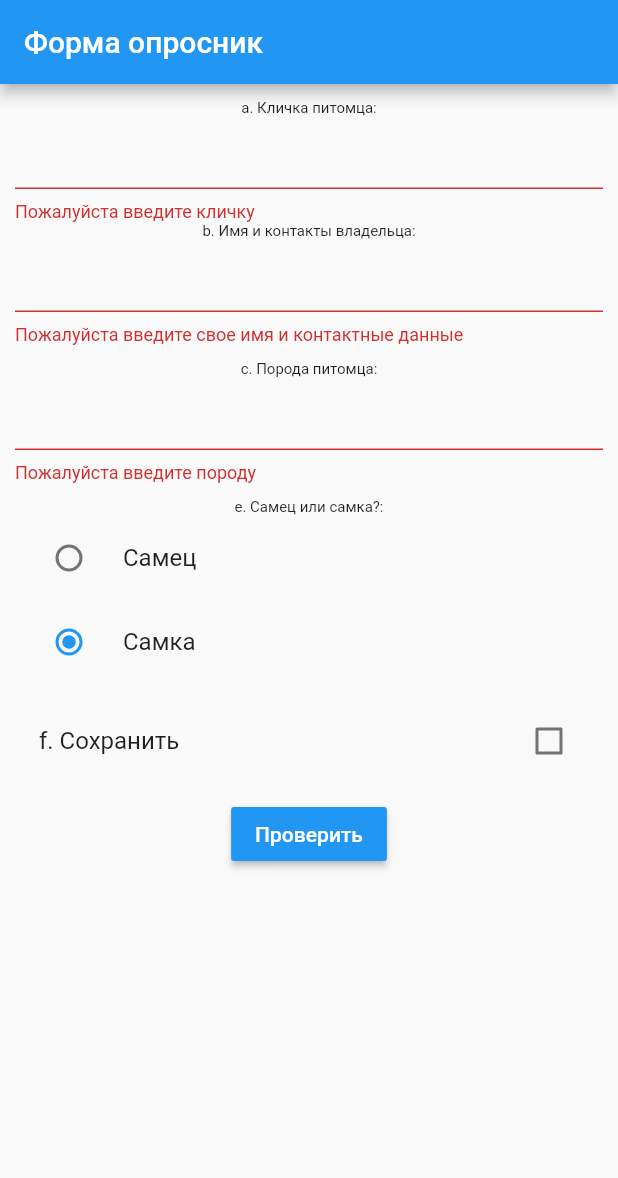
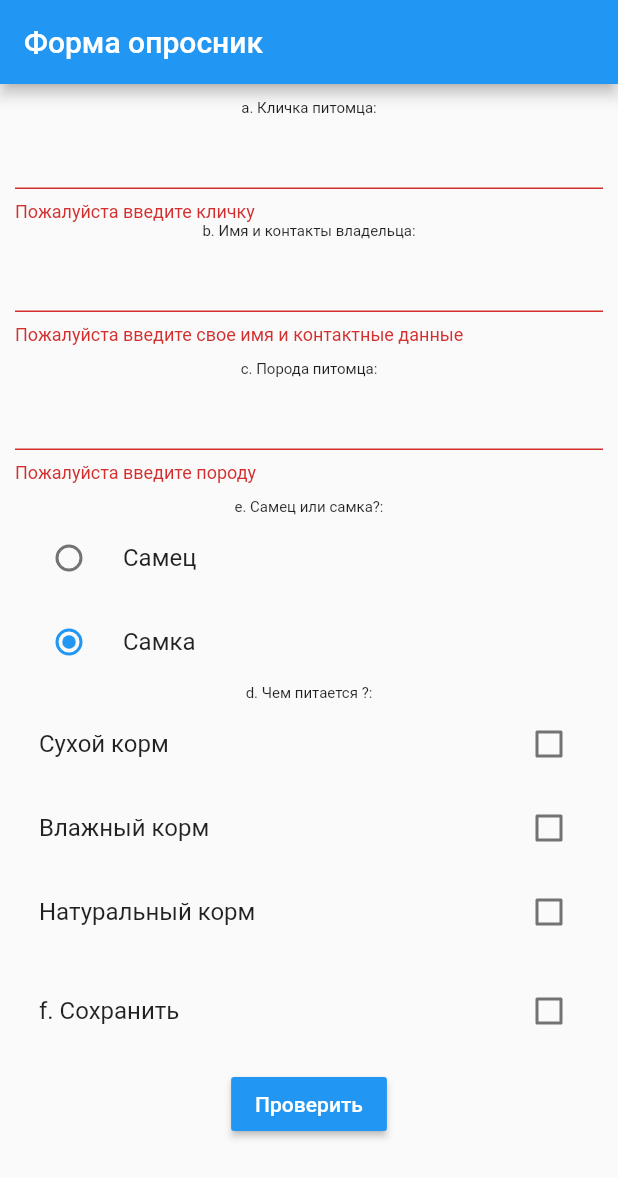
Before and after one commit to InnaKotlove/questionnaire, a Flutter app: the screen it shows after launch, after a tap on "Проверить", on a phone screen of 412 x 824 dp. Shown: the top 1178 px of the screen. Run offline on Flutter 3.47's test engine with Material 2 defaults, Android fonts, the phone set to English and light mode, and no system bars.

Commit message:
second commit

```diff
--- a/lib/main.dart
+++ b/lib/main.dart
@@ -1,6 +1,11 @@
 import 'package:flutter/material.dart';
 
 enum GenderList { male, female }
+
+void main() => runApp(MaterialApp(
+    debugShowCheckedModeBanner: false,
+    home: Scaffold(
+        appBar: AppBar(title: Text('Форма опросник')), body: MyForm())));
 
 class MyForm extends StatefulWidget {
   @override
@@ -11,43 +16,49 @@ class MyFormState extends State {
   final _formKey = GlobalKey<FormState>();
   GenderList _gender = GenderList.female;
   bool _agreement = false;
+  bool _dryFood = false;
+  bool _wetFood = false;
+  bool _otherFood = false;
 
+  @override
   Widget build(BuildContext context) {
-    return Container(
-        padding: EdgeInsets.all(10.0),
-        child: new Form(
+    return SingleChildScrollView(
+      child: Container(
+          padding: const EdgeInsets.all(10.0),
+          child: Form(
               key: _formKey,
-            child: new Column(
+              child: Column(
                 children: <Widget>[
-                new Text(
+                  const Text(
                     'a. Кличка питомца:',
                     style: TextStyle(fontSize: 10.0),
                   ),
-                new TextFormField(validator: (value) {
+                  TextFormField(validator: (value) {
                     if (value!.isEmpty) return 'Пожалуйста введите кличку';
                   }),
-                new Text(
+                  const Text(
                     'b. Имя и контакты владельца:',
                     style: TextStyle(fontSize: 10.0),
                   ),
-                new TextFormField(validator: (value) {
-                  if (value!.isEmpty)
+                  TextFormField(validator: (value) {
+                    if (value!.isEmpty) {
                       return 'Пожалуйста введите свое имя и контактные данные';
+                    }
                   }),
-                new SizedBox(height: 10.0),
-                new Text(
+                  SizedBox(height: 10.0),
+                  const Text(
                     'c. Порода питомца:',
                     style: TextStyle(fontSize: 10.0),
                   ),
-                new TextFormField(validator: (value) {
+                  TextFormField(validator: (value) {
                     if (value!.isEmpty) return 'Пожалуйста введите породу';
                   }),
-                new SizedBox(height: 10.0),
-                new Text(
+                  const SizedBox(height: 10.0),
+                  const Text(
                     'e. Самец или самка?:',
                     style: TextStyle(fontSize: 10.0),
                   ),
-                new RadioListTile(
+                  RadioListTile(
                     title: const Text('Самец'),
                     value: GenderList.male,
                     groupValue: _gender,
@@ -57,7 +68,7 @@ class MyFormState extends State {
                       });
                     },
                   ),
-                new RadioListTile(
+                  RadioListTile(
                     title: const Text('Самка'),
                     value: GenderList.female,
                     groupValue: _gender,
@@ -67,11 +78,29 @@ class MyFormState extends State {
                       });
                     },
                   ),
-                new SizedBox(height: 10.0),
-
-                new CheckboxListTile(
+                  const Text(
+                    'd. Чем питается ?:',
+                    style: TextStyle(fontSize: 10.0),
+                  ),
+                  CheckboxListTile(
+                      value: _dryFood,
+                      title: Text('Сухой корм'),
+                      onChanged: (bool? value) =>
+                          setState(() => _dryFood = value ?? false)),
+                  CheckboxListTile(
+                      value: _wetFood,
+                      title: Text('Влажный корм'),
+                      onChanged: (bool? value) =>
+                          setState(() => _wetFood = value ?? false)),
+                  CheckboxListTile(
+                      value: _otherFood,
+                      title: Text('Натуральный корм'),
+                      onChanged: (bool? value) =>
+                          setState(() => _otherFood = value ?? false)),
+                  const SizedBox(height: 10.0),
+                  CheckboxListTile(
                       value: _agreement,
-                    title: new Text('f. Сохранить' +
+                      title: Text('f. Сохранить' +
                           (_gender == null
                               ? '()'
                               : _gender == GenderList.male
@@ -80,8 +109,8 @@ class MyFormState extends State {
                           ''),
                       onChanged: (bool? value) =>
                           setState(() => _agreement = value!)),
-                new SizedBox(height: 10.0),
-                new RaisedButton(
+                  const SizedBox(height: 10.0),
+                  RaisedButton(
                     onPressed: () {
                       if (_formKey.currentState!.validate()) {
                         Color color = Colors.red;
@@ -107,12 +136,7 @@ class MyFormState extends State {
                     textColor: Colors.white,
                   ),
                 ],
-            )));
+              ))),
+    );
   }
 }
-
-void main() => runApp(new MaterialApp(
-    debugShowCheckedModeBanner: false,
-    home: new Scaffold(
-        appBar: new AppBar(title: new Text('Форма опросник')),
-        body: new MyForm())));
```
Lines whose indentation alone changed are shown as unchanged.
